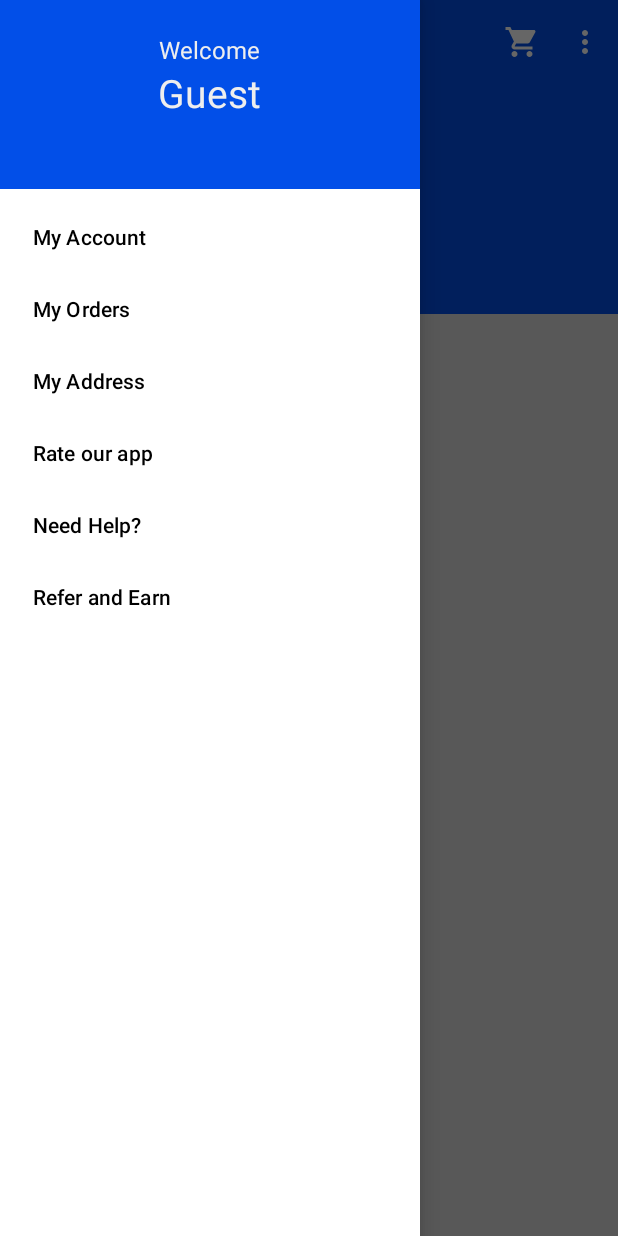
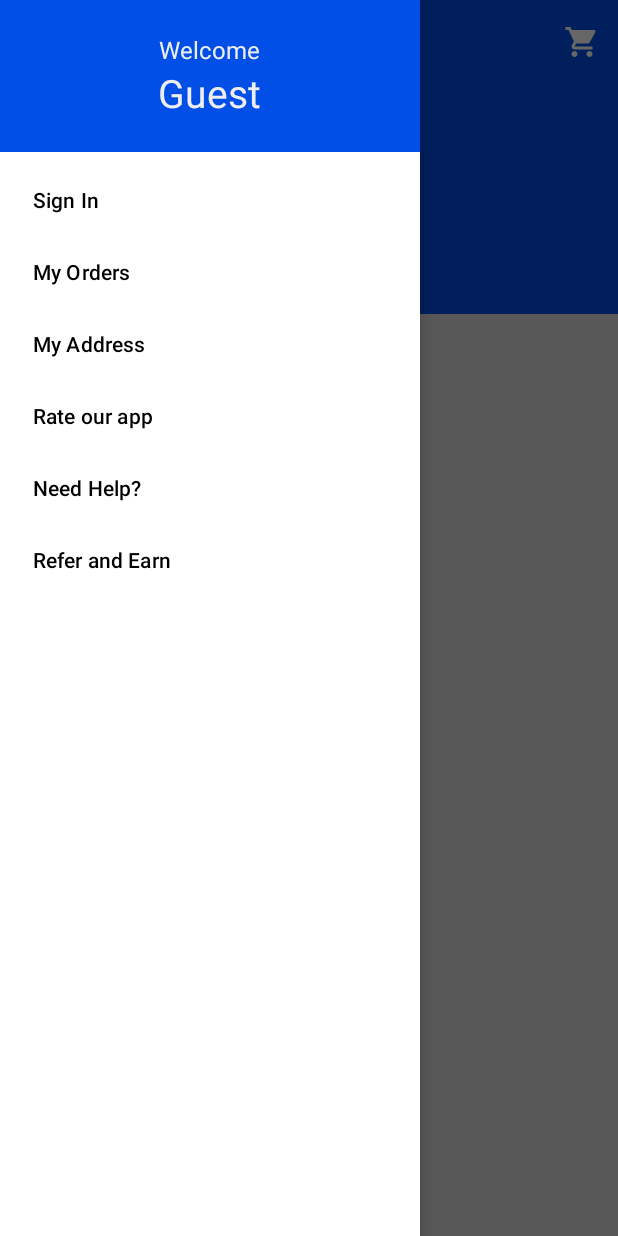
Before and after one commit to rareed2021/GroceryExercise, an Android app: the MainActivity screen opened directly, with no data from a screen before it, with the side drawer open, on a phone screen of 412 x 824 dp. Run offline under Robolectric (Android 15) with nearby library versions, the phone set to English and light mode, and no system bars; our stand-ins replace Volley; network calls fail.

Commit message:
Minor tweaks to menus

```diff
--- a/app/src/main/java/com/test/groceryexercise/activities/CatListingActivity.kt
+++ b/app/src/main/java/com/test/groceryexercise/activities/CatListingActivity.kt
@@ -28,6 +28,8 @@ class CatListingActivity : ListingActivity() {
     var mProducts : List<Product>? = null
     override val contentResource: Int
         get() = R.layout.activity_cat_listing
+    override val showBackButton: Boolean
+        get() = true
 
     override fun onCreate(savedInstanceState: Bundle?) {
         super.onCreate(savedInstanceState)
--- a/app/src/main/java/com/test/groceryexercise/activities/ListingActivity.kt
+++ b/app/src/main/java/com/test/groceryexercise/activities/ListingActivity.kt
@@ -20,12 +20,14 @@ import com.test.groceryexercise.app.SessionManager
 import kotlinx.android.synthetic.main.app_bar.*
 import kotlinx.android.synthetic.main.nav_drawer.*
 import kotlinx.android.synthetic.main.nav_header.view.*
+import kotlin.math.sign
 
 abstract class ListingActivity : AppCompatActivity(), NavigationView.OnNavigationItemSelectedListener {
     protected lateinit var dbHelper: DBHelper
     protected lateinit var drawerLayout: DrawerLayout
     protected lateinit var navigationView: NavigationView
     abstract val contentResource : Int
+    open val showBackButton:Boolean = false
     override fun onCreate(savedInstanceState: Bundle?) {
         super.onCreate(savedInstanceState)
         //val content :View = findViewById(R.id.content)
@@ -51,7 +53,7 @@ abstract class ListingActivity : AppCompatActivity(), NavigationView.OnNavigatio
         navigationView.setNavigationItemSelectedListener(this)
         setHeaderUI()
         val bar = toolbar
-        if(bar!=null) {
+        if(bar!=null && !showBackButton) {
             val toggle = ActionBarDrawerToggle(this, drawerLayout, bar, 0,0)
             drawerLayout.addDrawerListener(toggle)
             toggle.syncState()
@@ -62,32 +64,41 @@ abstract class ListingActivity : AppCompatActivity(), NavigationView.OnNavigatio
         val header = navigationView.getHeaderView(0)
         val session = SessionManager(this)
         val user = session.user
+        val loggedIn =  user!=null
         if(header!=null) {
-            header.text_email.text = user?.email?:""
+            val email  = user?.email?:""
+            header.text_email.text = email
+            header.text_email.visibility= if(email=="")View.GONE else View.VISIBLE
             header.text_name.text = user?.firstName?:"Guest"
         }
+        val menu = navigationView.menu
+        val signin = menu.findItem(R.id.menu_signin)
+        val account = menu.findItem(R.id.menu_account)
+        signin.isVisible = !loggedIn
+        account.isVisible = loggedIn
     }
 
     open fun setupToolbar(bar:Toolbar){
         setSupportActionBar(bar)
-        //supportActionBar?.setDisplayHomeAsUpEnabled(true)
+        if (showBackButton)
+            supportActionBar?.setDisplayHomeAsUpEnabled(true)
     }
     override fun onCreateOptionsMenu(menu: Menu?): Boolean {
         menuInflater.inflate(R.menu.main_menu, menu)
         val sessionManager = SessionManager(this)
         val user = sessionManager.user
         val loggedIn =  user!=null
-        val welcome = menu?.findItem(R.id.menu_welcome)
-        welcome?.isVisible = loggedIn
+        //val welcome = menu?.findItem(R.id.menu_welcome)
+        //welcome?.isVisible = loggedIn
         val logout = menu?.findItem(R.id.menu_logout)
         logout?.isVisible = loggedIn
-        val login = menu?.findItem(R.id.menu_login)
-        login?.isVisible = !loggedIn
+        //val login = menu?.findItem(R.id.menu_login)
+        //login?.isVisible = !loggedIn
         val cart = menu?.findItem(R.id.menu_cart)
         cart?.title = "(${dbHelper.cartSize})"
-        if(user!=null) {
+        /*if(user!=null) {
             welcome?.title = "Welcome ${user.firstName}"
-        }
+        }*/
         return true
     }
 
@@ -95,7 +106,7 @@ abstract class ListingActivity : AppCompatActivity(), NavigationView.OnNavigatio
         when(item.itemId){
             android.R.id.home -> finish()
             R.id.menu_cart -> startActivity(Intent(this, ShowCartActivity::class.java))
-            R.id.menu_login -> startActivity(Intent(this, LoginActivity::class.java))
+            //R.id.menu_signin -> startActivity(Intent(this, LoginActivity::class.java))
             R.id.menu_logout -> {
                 val session = SessionManager(this)
                 session.user=null
@@ -115,6 +126,7 @@ abstract class ListingActivity : AppCompatActivity(), NavigationView.OnNavigatio
             R.id.menu_refer -> Toast.makeText(this, "Refer",Toast.LENGTH_SHORT).show()
             R.id.menu_help -> Toast.makeText(this, "Help",Toast.LENGTH_SHORT).show()
             R.id.menu_rate -> Toast.makeText(this, "Rate",Toast.LENGTH_SHORT).show()
+            R.id.menu_signin -> startActivity(Intent(this, LoginActivity::class.java))
         }
         drawerLayout.closeDrawer(GravityCompat.START)
         return true
--- a/app/src/main/java/com/test/groceryexercise/activities/ProductDetailActivity.kt
+++ b/app/src/main/java/com/test/groceryexercise/activities/ProductDetailActivity.kt
@@ -18,6 +18,8 @@ class ProductDetailActivity : ListingActivity() {
     lateinit var mProduct : Product
     override val contentResource: Int
         get() = R.layout.activity_product_detail
+    override val showBackButton: Boolean
+        get() = true
     override fun onCreate(savedInstanceState: Bundle?) {
         super.onCreate(savedInstanceState)
         //setContentView(R.layout.activity_product_detail)
--- a/app/src/main/res/menu/main_menu.xml
+++ b/app/src/main/res/menu/main_menu.xml
@@ -1,20 +1,6 @@
 <?xml version="1.0" encoding="utf-8"?>
 <menu xmlns:android="http://schemas.android.com/apk/res/android"
     xmlns:app="http://schemas.android.com/apk/res-auto">
-    <item
-        android:id="@+id/menu_welcome"
-        android:visible="false"
-        />
-    <item
-        android:id="@+id/menu_login"
-        android:title="@string/menu_sign_in"
-        />
-    <item
-        android:id="@+id/menu_profile"
-        android:title="@string/menu_profile" />
-    <item
-        android:id="@+id/menu_settings"
-        android:title="@string/menu_settings" />
     <item
         android:id="@+id/menu_cart"
         android:title=""
@@ -23,5 +9,6 @@
         />
     <item
         android:id="@+id/menu_logout"
+        app:showAsAction="ifRoom"
         android:title="@string/menu_logout" />
 </menu>
--- a/app/src/main/res/menu/nav_menu.xml
+++ b/app/src/main/res/menu/nav_menu.xml
@@ -2,6 +2,10 @@
 <menu xmlns:android="http://schemas.android.com/apk/res/android">
     <group>
 
+        <item
+            android:id="@+id/menu_signin"
+            android:title="Sign In"
+            />
         <item
             android:id="@+id/menu_account"
             android:title="My Account" />
```
